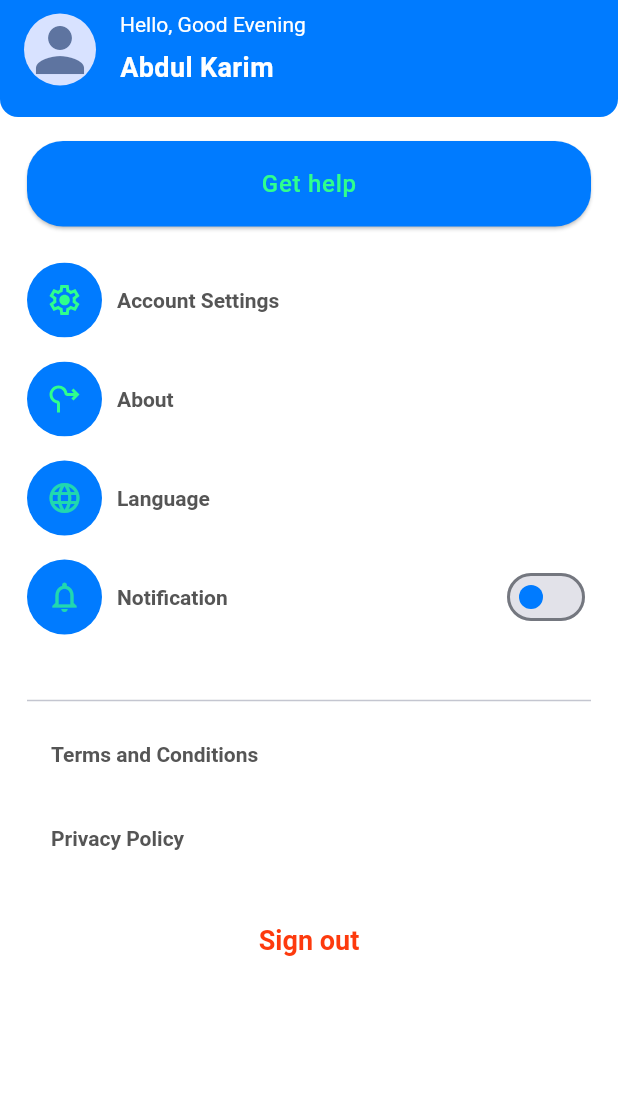
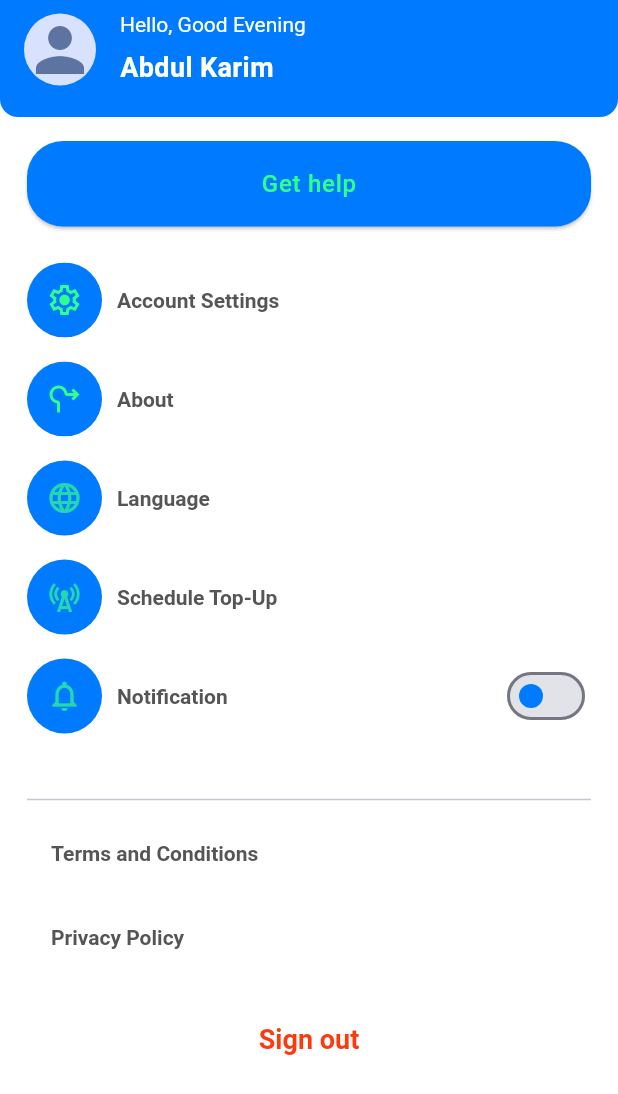
Before and after one commit to shahriartoky0/mobile_topup, a Flutter app: the AccountHome screen opened directly, on a phone screen of 412 x 824 dp. Shown: the top 1094 px of the screen. Run offline on Flutter 3.47's test engine with Material 3 defaults, Android fonts, the phone set to English and light mode, and no system bars; our stand-ins replace cached_network_image, dotted_border, flutter_svg, get, image_picker, pin_code_fields and 1 more; missing offline and left inert: country; Roboto replaces fonts that are missing (Poppins); project files that could hold a hidden picture were left out.

Commit message:
UI:prototype changed done

```diff
--- a/lib/utilities/app_strings.dart
+++ b/lib/utilities/app_strings.dart
@@ -75,6 +75,7 @@ class AppString {
   //============================TopUp  String=======================================>
   static const String whereAreYouSendingTo = 'Where are you sending to?';
   static const String allCountries = 'All countries';
+  static const String popularCountries = 'Popular countries';
   static const String searchCountry = 'Search Country';
   static const String contacts = 'Contacts';
   static const String pleaseEnterPhoneNumber = 'Please enter the phone number';
--- a/lib/views/screens/accounts/account_home.dart
+++ b/lib/views/screens/accounts/account_home.dart
@@ -37,7 +37,7 @@ class AccountHome extends StatelessWidget {
                       child: ElevatedButton(
                         style: ElevatedButton.styleFrom(backgroundColor: AppColors.primaryColor),
                         onPressed: () {
-                          Get.to(HelpPage());                          // if (_formKey.currentState!.validate()) {}
+                          Get.to(HelpPage()); // if (_formKey.currentState!.validate()) {}
                         },
 
                         child: Text(
@@ -93,14 +93,46 @@ class AccountHome extends StatelessWidget {
                           Container(
                             width: 50,
                             height: 50,
-                            decoration: BoxDecoration(
+                            decoration: const BoxDecoration(
                               color: AppColors.primaryColor,
                               shape: BoxShape.circle,
                             ),
-                            child: Center(child: Icon(Icons.language, color: AppColors.green)),
+                            child: const Center(child: Icon(Icons.language, color: AppColors.green)),
                           ),
                           Text(
                             AppString.language.tr,
+                            style: textTheme(
+                              context,
+                            ).displayMedium!.copyWith(fontWeight: FontWeight.bold),
+                          ),
+                        ],
+                      ),
+                    ),
+                    const SizedBox(height: 16),
+
+                    /// Schedule TopUp
+                    InkWell(
+                      onTap: () {
+                        /// Schedule topup page
+                      },
+                      child: Row(
+                        spacing: 10,
+                        children: <Widget>[
+                          Container(
+                            width: 50,
+                            height: 50,
+                            decoration: const BoxDecoration(
+                              color: AppColors.primaryColor,
+                              shape: BoxShape.circle,
+                            ),
+                            child: const Center(
+                              child: Icon(
+                                Icons.cell_tower_outlined,
+                                color: AppColors.green,
+                              ),
+                            ),
+                          ),                          Text(
+                            AppString.scheduleTopUp.tr,
                             style: textTheme(
                               context,
                             ).displayMedium!.copyWith(fontWeight: FontWeight.bold),
@@ -119,11 +151,11 @@ class AccountHome extends StatelessWidget {
                           Container(
                             width: 50,
                             height: 50,
-                            decoration: BoxDecoration(
+                            decoration: const BoxDecoration(
                               color: AppColors.primaryColor,
                               shape: BoxShape.circle,
                             ),
-                            child: Center(
+                            child: const Center(
                               child: Icon(
                                 Icons.notifications_none_outlined,
                                 color: AppColors.green,
@@ -133,11 +165,11 @@ class AccountHome extends StatelessWidget {
 
                           Text(
                             AppString.notification.tr,
-                              style: textTheme(
-                                context,
-                              ).displayMedium!.copyWith(fontWeight: FontWeight.bold)
+                            style: textTheme(
+                              context,
+                            ).displayMedium!.copyWith(fontWeight: FontWeight.bold),
                           ),
-                          Spacer(),
+                          const Spacer(),
                           Obx(
                             () => Switch(
                               activeColor: AppColors.green,
```
Also changed, not shown: lib/views/screens/market/market_country.dart (+9 -8 lines), lib/views/screens/topup/topup_landing.dart (+47 -5 lines).
